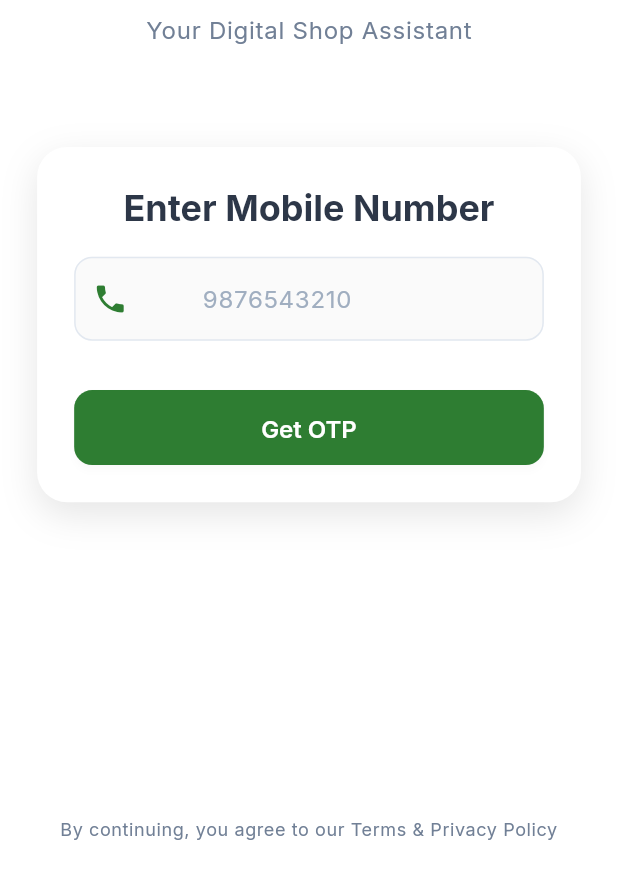
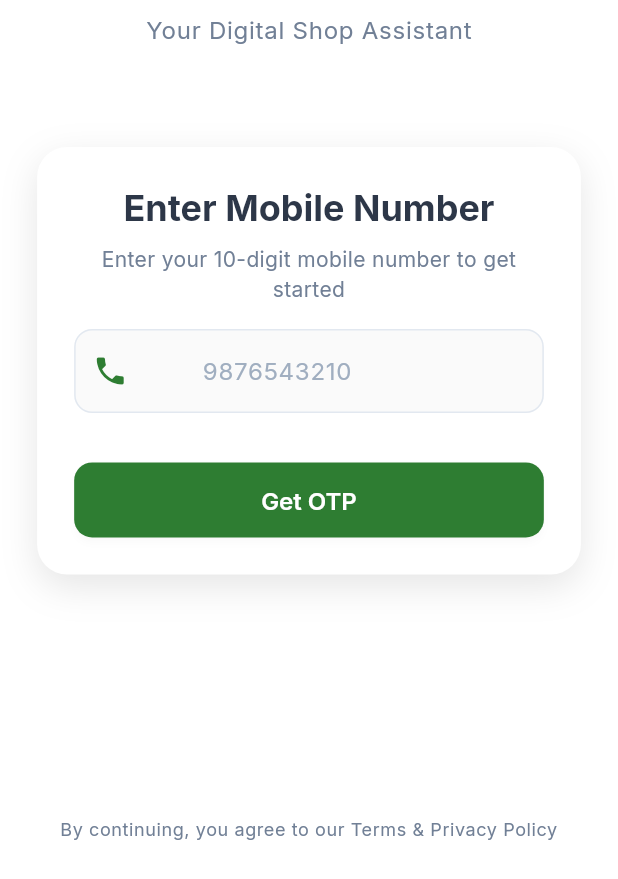
Before and after one commit to sudhanshu-881/InvenShop, a Flutter app: the screen it shows after launch, on a phone screen of 412 x 824 dp, the part 357-1236 px from its top. Run offline on Flutter 3.47's test engine with Material 3 defaults, Android fonts, the phone set to English and light mode, and no system bars; our stand-ins replace cached_network_image, camera, connectivity_plus, dio, dropdown_search, file_picker and 15 more; missing offline and left inert: mobile_scanner, razorpay_flutter, universal_html; accounts and stored records are empty; statements that could not run were skipped.

Commit message:
feat: Integrate Supabase for backend and authentication
Co-authored-by: sudhs999 <sudhs999@gmail.com>

```diff
--- /dev/null
+++ b/lib/presentation/auth_screen/supabase_auth_screen.dart
@@ -0,0 +1,323 @@
+import 'package:flutter/material.dart';
+import 'package:flutter/services.dart';
+import 'package:sizer/sizer.dart';
+import 'package:pin_code_fields/pin_code_fields.dart';
+
+import '../../core/app_export.dart';
+import '../../widgets/custom_icon_widget.dart';
+import '../../services/supabase_service.dart';
+
+class SupabaseAuthScreen extends StatefulWidget {
+  const SupabaseAuthScreen({Key? key}) : super(key: key);
+
+  @override
+  State<SupabaseAuthScreen> createState() => _SupabaseAuthScreenState();
+}
+
+class _SupabaseAuthScreenState extends State<SupabaseAuthScreen> {
+  final TextEditingController _phoneController = TextEditingController();
+  final TextEditingController _otpController = TextEditingController();
+
+  bool _isOtpSent = false;
+  bool _isLoading = false;
+  int _resendCountdown = 30;
+  Timer? _timer;
+  String _enteredPhone = '';
+
+  @override
+  void dispose() {
+    _phoneController.dispose();
+    _otpController.dispose();
+    _timer?.cancel();
+    super.dispose();
+  }
+
+  Future<void> _sendOtp() async {
+    if (_phoneController.text.length != 10) {
+      _showSnackBar('Please enter a valid 10-digit mobile number', isError: true);
+      return;
+    }
+
+    setState(() {
+      _isLoading = true;
+    });
+
+    try {
+      final authService = AuthService();
+      await authService.signInWithPhone(_phoneController.text);
+
+      setState(() {
+        _isLoading = false;
+        _isOtpSent = true;
+        _enteredPhone = _phoneController.text;
+        _startResendCountdown();
+      });
+
+      _showSnackBar('OTP sent to +91 ${_phoneController.text}');
+    } catch (e) {
+      setState(() {
+        _isLoading = false;
+      });
+      _showSnackBar('Failed to send OTP: ${e.toString()}', isError: true);
+    }
+  }
+
+  Future<void> _verifyOtp() async {
+    if (_otpController.text.length != 6) {
+      _showSnackBar('Please enter a valid 6-digit OTP', isError: true);
+      return;
+    }
+
+    setState(() {
+      _isLoading = true;
+    });
+
+    try {
+      final authService = AuthService();
+      final response = await authService.verifyOTP(_enteredPhone, _otpController.text);
+
+      if (response.user != null) {
+        // Check if shop profile exists
+        final shop = await authService.getCurrentShop();
+
+        setState(() {
+          _isLoading = false;
+        });
+
+        if (shop == null) {
+          // Navigate to shop setup
+          Navigator.pushReplacementNamed(context, '/business-registration-screen');
+        } else {
+          // Navigate to dashboard
+          Navigator.pushReplacementNamed(context, '/simplified-dashboard');
+        }
+      }
+    } catch (e) {
+      setState(() {
+        _isLoading = false;
+      });
+      _showSnackBar('Invalid OTP: ${e.toString()}', isError: true);
+    }
+  }
+
+  void _startResendCountdown() {
+    setState(() {
+      _resendCountdown = 30;
+    });
+
+    _timer = Timer.periodic(const Duration(seconds: 1), (timer) {
+      if (_resendCountdown > 0) {
+        setState(() {
+          _resendCountdown--;
+        });
+      } else {
+        timer.cancel();
+      }
+    });
+  }
+
+  void _resendOtp() {
+    if (_resendCountdown == 0) {
+      _sendOtp();
+    }
+  }
+
+  void _showSnackBar(String message, {bool isError = false}) {
+    ScaffoldMessenger.of(context).showSnackBar(
+      SnackBar(
+        content: Text(message),
+        backgroundColor: isError ? AppTheme.errorLight : AppTheme.successLight,
+        behavior: SnackBarBehavior.floating,
+        duration: const Duration(seconds: 3),
+      ),
+    );
+  }
+
+  @override
+  Widget build(BuildContext context) {
+    return Scaffold(
+      backgroundColor: AppTheme.backgroundLight,
+      body: SafeArea(
+        child: Padding(
+          padding: EdgeInsets.all(6.w),
+          child: Column(
+            children: [
+              SizedBox(height: 8.h),
+
+              // Logo and Title
+              Container(
+                width: 20.w,
+                height: 20.w,
+                decoration: BoxDecoration(
+                  color: AppTheme.primaryLight,
+                  borderRadius: BorderRadius.circular(20),
+                ),
+                child: const CustomIconWidget(
+                  iconName: 'store',
+                  color: Colors.white,
+                  size: 40,
+                ),
+              ),
+              SizedBox(height: 3.h),
+              Text(
+                'InvenShop',
+                style: Theme.of(context).textTheme.headlineLarge?.copyWith(
+                  fontWeight: FontWeight.bold,
+                  color: AppTheme.textPrimaryLight,
+                ),
+              ),
+              SizedBox(height: 1.h),
+              Text(
+                'Your Digital Shop Assistant',
+                style: Theme.of(context).textTheme.bodyLarge?.copyWith(
+                  color: AppTheme.textSecondaryLight,
+                ),
+              ),
+
+              SizedBox(height: 8.h),
+
+              // Auth Form
+              Container(
+                padding: EdgeInsets.all(6.w),
+                decoration: BoxDecoration(
+                  color: Colors.white,
+                  borderRadius: BorderRadius.circular(20),
+                  boxShadow: [
+                    BoxShadow(
+                      color: Colors.black.withValues(alpha: 0.1),
+                      blurRadius: 20,
+                      offset: const Offset(0, 8),
+                    ),
+                  ],
+                ),
+                child: Column(
+                  children: [
+                    Text(
+                      _isOtpSent ? 'Enter OTP' : 'Enter Mobile Number',
+                      style: Theme.of(context).textTheme.headlineSmall?.copyWith(
+                        fontWeight: FontWeight.bold,
+                      ),
+                    ),
+                    SizedBox(height: 1.h),
+                    Text(
+                      _isOtpSent
+                          ? 'We sent a 6-digit code to +91 $_enteredPhone'
+                          : 'Enter your 10-digit mobile number to get started',
+                      style: Theme.of(context).textTheme.bodyMedium?.copyWith(
+                        color: AppTheme.textSecondaryLight,
+                      ),
+                      textAlign: TextAlign.center,
+                    ),
+                    SizedBox(height: 2.h),
+
+                    if (!_isOtpSent) ...[
+                      // Phone Input
+                      TextField(
+                        controller: _phoneController,
+                        keyboardType: TextInputType.phone,
+                        inputFormatters: [
+                          FilteringTextInputFormatter.digitsOnly,
+                          LengthLimitingTextInputFormatter(10),
+                        ],
+                        decoration: InputDecoration(
+                          hintText: '9876543210',
+                          prefixText: '+91 ',
+                          prefixIcon: const Icon(Icons.phone, color: AppTheme.primaryLight),
+                          border: OutlineInputBorder(
+                            borderRadius: BorderRadius.circular(12),
+                          ),
+                        ),
+                      ),
+                    ] else ...[
+                      // OTP Input
+                      PinCodeTextField(
+                        appContext: context,
+                        length: 6,
+                        controller: _otpController,
+                        keyboardType: TextInputType.number,
+                        inputFormatters: [FilteringTextInputFormatter.digitsOnly],
+                        pinTheme: PinTheme(
+                          shape: PinCodeFieldShape.box,
+                          borderRadius: BorderRadius.circular(8),
+                          fieldHeight: 50,
+                          fieldWidth: 40,
+                          activeFillColor: Colors.white,
+                          inactiveFillColor: Colors.white,
+                          selectedFillColor: Colors.white,
+                          activeColor: AppTheme.primaryLight,
+                          inactiveColor: AppTheme.borderLight,
+                          selectedColor: AppTheme.primaryLight,
+                        ),
+                        enableActiveFill: true,
+                        onChanged: (value) {},
+                      ),
+                      SizedBox(height: 2.h),
+                      TextButton(
+                        onPressed: _resendCountdown == 0 ? _resendOtp : null,
+                        child: Text(
+                          _resendCountdown == 0
+                              ? 'Resend OTP'
+                              : 'Resend in ${_resendCountdown}s',
+                          style: TextStyle(
+                            color: _resendCountdown == 0
+                                ? AppTheme.primaryLight
+                                : AppTheme.textSecondaryLight,
+                          ),
+                        ),
+                      ),
+                    ],
+
+                    SizedBox(height: 4.h),
+
+                    // Action Button
+                    SizedBox(
+                      width: double.infinity,
+                      height: 50,
+                      child: ElevatedButton(
+                        onPressed: _isLoading ? null : (_isOtpSent ? _verifyOtp : _sendOtp),
+                        style: ElevatedButton.styleFrom(
+                          backgroundColor: AppTheme.primaryLight,
+                          shape: RoundedRectangleBorder(
+                            borderRadius: BorderRadius.circular(12),
+                          ),
+                        ),
+                        child: _isLoading
+                            ? const SizedBox(
+                                width: 20,
+                                height: 20,
+                                child: CircularProgressIndicator(
+                                  color: Colors.white,
+                                  strokeWidth: 2,
+                                ),
+                              )
+                            : Text(
+                                _isOtpSent ? 'Verify & Continue' : 'Get OTP',
+                                style: const TextStyle(
+                                  color: Colors.white,
+                                  fontSize: 16,
+                                  fontWeight: FontWeight.w600,
+                                ),
+                              ),
+                      ),
+                    ),
+                  ],
+                ),
+              ),
+
+              const Spacer(),
+
+              // Footer
+              Text(
+                'By continuing, you agree to our Terms & Privacy Policy',
+                style: Theme.of(context).textTheme.bodySmall?.copyWith(
+                  color: AppTheme.textSecondaryLight,
+                ),
+                textAlign: TextAlign.center,
+              ),
+            ],
+          ),
+        ),
+      ),
+    );
+  }
+}
--- a/lib/routes/app_routes.dart
+++ b/lib/routes/app_routes.dart
@@ -1,6 +1,7 @@
 import 'package:flutter/material.dart';
 import '../presentation/auth_screen/auth_screen.dart';
 import '../presentation/auth_screen/simplified_auth_screen.dart';
+import '../presentation/auth_screen/supabase_auth_screen.dart';
 import '../presentation/billing_screen/billing_screen.dart';
 import '../presentation/billing_screen/simplified_billing_screen.dart';
 import '../presentation/profile_settings_screen/profile_settings_screen.dart';
@@ -31,8 +32,11 @@ class AppRoutes {
   static const String simplifiedCustomers = '/simplified-customers';
   static const String simplifiedProducts = '/simplified-products';
 
+  // Supabase routes
+  static const String supabaseAuth = '/supabase-auth';
+
   static Map<String, WidgetBuilder> routes = {
-    initial: (context) => const SimplifiedAuthScreen(),
+    initial: (context) => const SupabaseAuthScreen(),
     auth: (context) => const AuthScreen(),
     businessRegistration: (context) => const BusinessRegistrationScreen(),
     inventoryDashboard: (context) => const InventoryDashboard(),
@@ -48,5 +52,8 @@ class AppRoutes {
     simplifiedBilling: (context) => const SimplifiedBillingScreen(),
     simplifiedCustomers: (context) => const SimplifiedCustomerScreen(),
     simplifiedProducts: (context) => const SimplifiedProductScreen(),
+
+    // Supabase routes
+    supabaseAuth: (context) => const SupabaseAuthScreen(),
   };
 }
```
Also changed, not shown: 2 other files.
